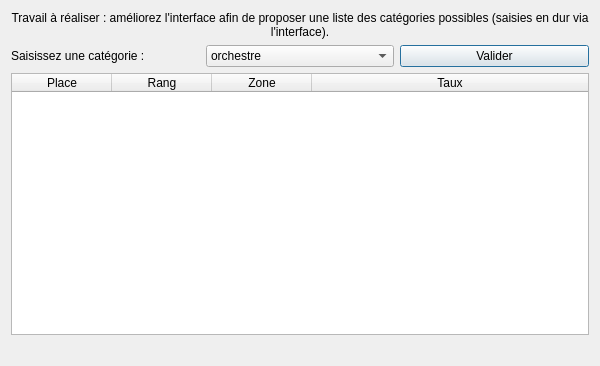
The window that gui/fct_comp_1.ui (BennyBellier/Theatre-CEDB-Project) describes before a commit, drawn with Qt 5.
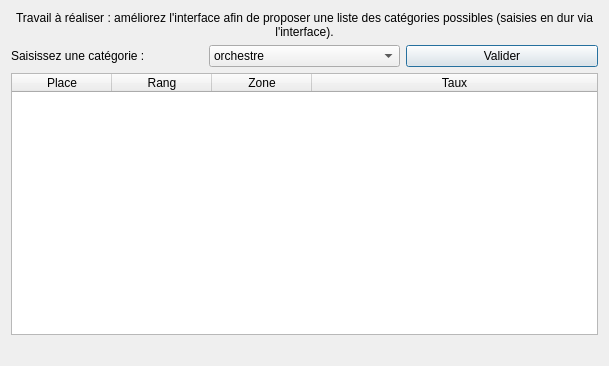
The same window after the commit.

Commit message: Ajout d'une barre de recherche dans l'onglet Spectacles fenêtre v1_tableData

What changed in the file:
```diff
--- a/gui/fct_comp_1.ui
+++ b/gui/fct_comp_1.ui
@@ -6,7 +6,7 @@
    <rect>
     <x>0</x>
     <y>0</y>
-    <width>600</width>
+    <width>609</width>
     <height>366</height>
    </rect>
   </property>
```
The commit also changes 3 other files.
